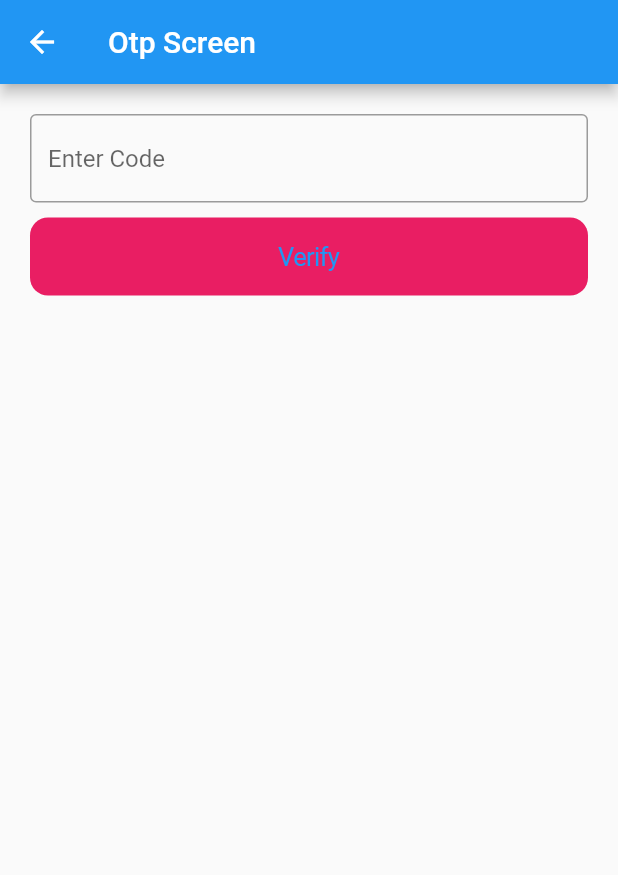
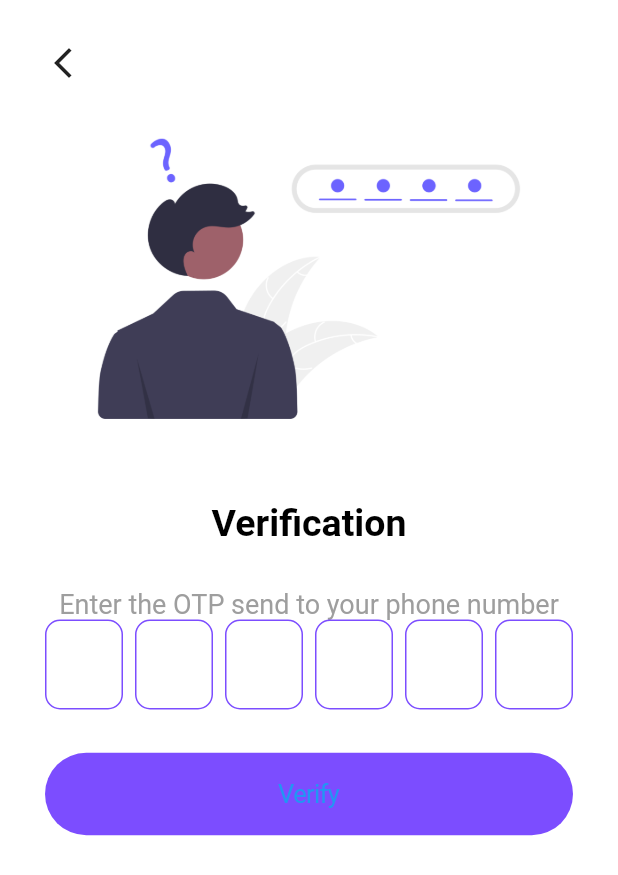
Before and after one commit to harsh-rathod7104/phone-auth-bloc, a Flutter app: the OtpScreen screen opened directly, on a phone screen of 412 x 824 dp. Shown: the top 875 px of the screen. Run offline on Flutter 3.47's test engine with Material 3 defaults, Android fonts, the phone set to English and light mode, and no system bars; drawn by our look-alikes of pinput; our stand-ins replace firebase_auth, firebase_core, flutter_bloc; accounts and stored records are empty.

```diff
--- a/lib/cubit/auth_cubit/auth_cubit.dart
+++ b/lib/cubit/auth_cubit/auth_cubit.dart
@@ -4,15 +4,8 @@ import 'package:phone_auth_bloc/cubit/auth_cubit/auth_state.dart';
 
 class AuthCubit extends Cubit<AuthState> {
   final FirebaseAuth _auth = FirebaseAuth.instance;
-  AuthCubit() : super(AuthInitialState()) {
-    User? currentUser = _auth.currentUser;
-    if (currentUser != null) {
-      //logged in
-      emit(AuthLoggedInState(currentUser));
-    } else {
-      emit(AuthLoggedOutState());
-    }
-  }
+  AuthCubit() : super(AuthIntialState());
+
   String? _verificationId;
 
   void sendOtp(String phoneNumber) async {
@@ -27,7 +20,7 @@ class AuthCubit extends Cubit<AuthState> {
       },
       codeSent: (verificationId, forceResendingToken) {
         _verificationId = verificationId;
-        emit(AuthCodeSentState());
+        emit(AuthCodeSendState());
       },
       codeAutoRetrievalTimeout: (verificationId) {
         _verificationId = verificationId;
@@ -35,7 +28,7 @@ class AuthCubit extends Cubit<AuthState> {
     );
   }
 
-  void verifyOtp(String otp) {
+  void verifyOtp(String otp) async {
     emit(AuthLoadingState());
     PhoneAuthCredential credential = PhoneAuthProvider.credential(
         verificationId: _verificationId!, smsCode: otp);
@@ -46,7 +39,6 @@ class AuthCubit extends Cubit<AuthState> {
     try {
       UserCredential userCredential =
           await _auth.signInWithCredential(credential);
-
       if (userCredential.user != null) {
         emit(AuthLoggedInState(userCredential.user!));
       }
@@ -54,9 +46,4 @@ class AuthCubit extends Cubit<AuthState> {
       emit(AuthErrorState(ex.message.toString()));
     }
   }
-
-  void logOut() async {
-    _auth.signOut();
-    emit(AuthLoggedOutState());
-  }
 }
--- a/lib/cubit/auth_cubit/auth_state.dart
+++ b/lib/cubit/auth_cubit/auth_state.dart
@@ -2,13 +2,20 @@ import 'package:firebase_auth/firebase_auth.dart';
 
 abstract class AuthState {}
 
-class AuthInitialState extends AuthState {}
+class AuthIntialState extends AuthState {}
 
 class AuthLoadingState extends AuthState {}
 
-class AuthCodeSentState extends AuthState {}
+class AuthTakeOtp extends AuthState {}
 
-class AuthCodeVerifyState extends AuthState {}
+class AuthVerificationState extends AuthState {}
+
+class AuthErrorState extends AuthState {
+  String error;
+  AuthErrorState(this.error);
+}
+
+class AuthCodeSendState extends AuthState {}
 
 class AuthLoggedInState extends AuthState {
   final User firebaseUser;
@@ -16,8 +23,3 @@ class AuthLoggedInState extends AuthState {
 }
 
 class AuthLoggedOutState extends AuthState {}
-
-class AuthErrorState extends AuthState {
-  final String error;
-  AuthErrorState(this.error);
-}
--- /dev/null
+++ b/lib/cubit/auth_cubit/otp_cubit.dart
@@ -0,0 +1,15 @@
+import 'package:flutter_bloc/flutter_bloc.dart';
+
+class MyState {
+  final int field;
+  final String otp;
+  MyState(this.field, this.otp);
+}
+
+class OtpCubit extends Cubit<MyState> {
+  OtpCubit() : super(MyState(0, 'intial value'));
+
+  void gotOtp(String otp) {
+    emit(MyState(0, otp));
+  }
+}
--- a/lib/screens/otp_screen.dart
+++ b/lib/screens/otp_screen.dart
@@ -1,65 +1,137 @@
+import 'dart:developer';
 import 'package:flutter/cupertino.dart';
 import 'package:flutter/material.dart';
 import 'package:flutter_bloc/flutter_bloc.dart';
 import 'package:phone_auth_bloc/cubit/auth_cubit/auth_cubit.dart';
 import 'package:phone_auth_bloc/cubit/auth_cubit/auth_state.dart';
-import 'package:phone_auth_bloc/screens/home_screen.dart';
+import 'package:phone_auth_bloc/cubit/auth_cubit/otp_cubit.dart';
+import 'package:phone_auth_bloc/screens/home_page.dart';
+import 'package:pinput/pinput.dart';
 
 class OtpScreen extends StatelessWidget {
-  TextEditingController otpController = TextEditingController();
   OtpScreen({super.key});
-
   @override
   Widget build(BuildContext context) {
+    final height = MediaQuery.of(context).size.height;
+    final width = MediaQuery.of(context).size.width;
     return Scaffold(
-      appBar: AppBar(title: const Text("Otp Screen")),
-      body: Padding(
-        padding: const EdgeInsets.all(20.0),
-        child: Column(children: [
-          TextField(
-            controller: otpController,
-            decoration: const InputDecoration(
-              hintText: "Enter Code",
-              border: OutlineInputBorder(),
+      backgroundColor: Colors.white,
+      body: SingleChildScrollView(
+        child: SafeArea(
+          child: Padding(
+            padding: const EdgeInsets.all(30.0),
+            child: Column(
+              crossAxisAlignment: CrossAxisAlignment.center,
+              children: [
+                Align(
+                    alignment: Alignment.topLeft,
+                    child: GestureDetector(
+                      onTap: () {
+                        Navigator.pop(context);
+                      },
+                      child: const Icon(
+                        Icons.arrow_back_ios_new,
+                      ),
+                    )),
+                SizedBox(
+                  width: double.infinity,
+                  height: MediaQuery.of(context).size.height * 0.320,
+                  child: Image.asset(
+                    'assets/image1.png',
+                    // fit: BoxFit.cover,
                   ),
                 ),
-          const SizedBox(
-            height: 10,
+                SizedBox(
+                  height: height * 0.020,
+                ),
+                const Text(
+                  "Verification",
+                  style: TextStyle(
+                    color: Colors.black,
+                    fontSize: 25,
+                    fontWeight: FontWeight.bold,
+                  ),
+                ),
+                SizedBox(
+                  height: height * 0.035,
+                ),
+                const Text(
+                  "Enter the OTP send to your phone number",
+                  textAlign: TextAlign.center,
+                  style: TextStyle(
+                    fontSize: 18,
+                    color: Colors.grey,
+                    fontWeight: FontWeight.w400,
+                  ),
+                ),
+                Pinput(
+                  length: 6,
+                  showCursor: true,
+                  defaultPinTheme: PinTheme(
+                      width: 60,
+                      height: 60,
+                      decoration: BoxDecoration(
+                        borderRadius: BorderRadius.circular(10),
+                        border: Border.all(
+                          color: Colors.deepPurpleAccent,
+                        ),
+                      ),
+                      textStyle: const TextStyle(
+                          fontSize: 20, fontWeight: FontWeight.w600)),
+                  onCompleted: (value) {
+                    BlocProvider.of<OtpCubit>(context).gotOtp(value);
+                  },
+                ),
+                SizedBox(
+                  height: height * 0.035,
                 ),
                 BlocConsumer<AuthCubit, AuthState>(
-            listener: (BuildContext context, AuthState state) {
-              if (state is AuthLoggedInState) {
-                Navigator.popUntil(context, (route) => route.isFirst);
-                Navigator.pushReplacement(context,
-                    CupertinoPageRoute(builder: (context) => HomeScreen()));
-              } else if (state is AuthErrorState) {
-                ScaffoldMessenger.of(context).showSnackBar(SnackBar(
-                  content: Text(state.error),
-                  backgroundColor: Colors.red,
-                ));
-              }
-            },
-            builder: (BuildContext context, AuthState state) {
+                  builder: (context, state) {
                     if (state is AuthLoadingState) {
-                return Center(
+                      return const Center(
                         child: CircularProgressIndicator(),
                       );
                     }
 
+                    return BlocBuilder<OtpCubit, MyState>(
+                      builder: (context, state) {
                         return SizedBox(
-                width: double.infinity,
+                          width: width,
                           child: CupertinoButton(
-                  color: Colors.pink,
-                  child: Text("Verify"),
+                            borderRadius: BorderRadius.circular(50),
+                            minSize: 55,
+                            color: Colors.deepPurpleAccent,
                             onPressed: () {
+                              log("Go for verification");
+                              log(state.otp);
                               BlocProvider.of<AuthCubit>(context)
-                        .verifyOtp(otpController.text);
+                                  .verifyOtp(state.otp);
+                              log("verifiaction complete");
                             },
+                            child: const Text("Verify"),
                           ),
                         );
                       },
+                    );
+                  },
+                  listener: (BuildContext context, AuthState state) {
+                    if (state is AuthLoggedInState) {
+                      Navigator.popUntil(context, (route) => route.isFirst);
+
+                      Navigator.pushReplacement(
+                          context,
+                          CupertinoPageRoute(
+                              builder: (context) => const HomeScrren()));
+                    } else if (state is AuthErrorState) {
+                      ScaffoldMessenger.of(context)
+                          .showSnackBar(SnackBar(content: Text(state.error)));
+                    }
+                  },
                 )
-        ]),
+              ],
+            ),
+          ),
+        ),
       ),
     );
   }
--- a/pubspec.yaml
+++ b/pubspec.yaml
@@ -12,6 +12,7 @@ dependencies:
   flutter:
     sdk: flutter
   flutter_bloc: ^8.1.4
+  pinput: ^4.0.0
 
 dev_dependencies:
   flutter_test:
@@ -20,3 +21,5 @@ dev_dependencies:
 
 flutter:
   uses-material-design: true
+  assets:
+    - assets/
```
Also changed, not shown: lib/main.dart (+11 -20 lines), lib/screens/home_page.dart (added, +19 -0 lines), lib/screens/home_screen.dart (deleted, +0 -41 lines), lib/screens/phone_auth.dart (deleted, +0 -61 lines), lib/screens/signin_screen.dart (added, +114 -0 lines), assets/image1.png (added), assets/image2.png (added), lib/cubit/auth_cubit/otp_state.dart (added), pubspec.lock, 5 other files. Lines whose indentation alone changed are shown as unchanged.
